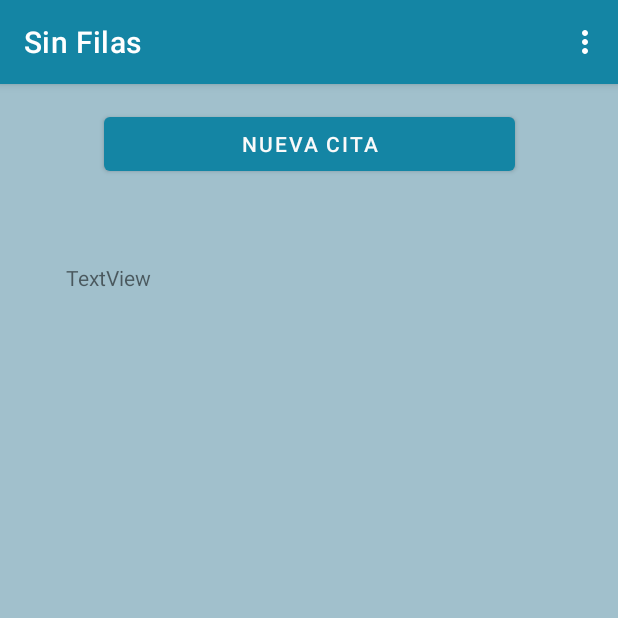
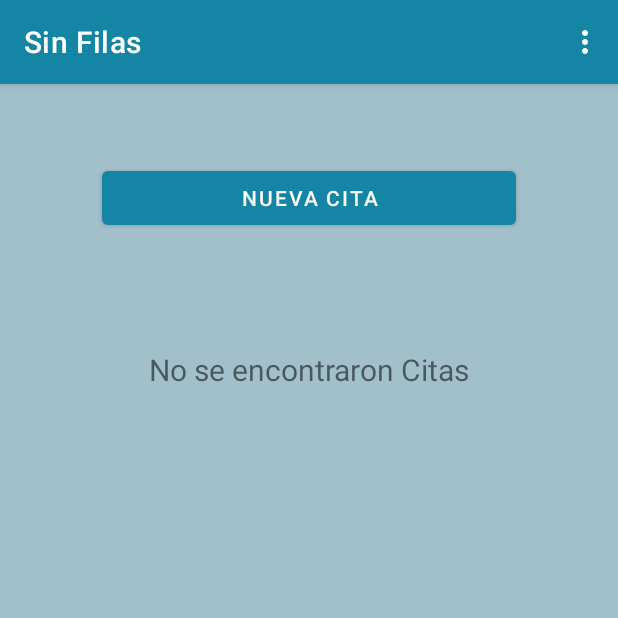
Before and after one commit to ElianaCepeda/SinFilas, an Android app: the miscitas screen opened directly, with no data from a screen before it, on a phone screen of 412 x 824 dp, the top half of it. Run offline under Robolectric (Android 15) with nearby library versions, the phone set to English and light mode, and no system bars.

Commit message:
mis citas
corresccion text view

```diff
--- a/app/src/main/java/com/example/sinfilas/UbicacionBanco.java
+++ b/app/src/main/java/com/example/sinfilas/UbicacionBanco.java
@@ -78,7 +78,7 @@ public class UbicacionBanco extends AppCompatActivity implements OnMapReadyCallb
 
         if (ActivityCompat.checkSelfPermission(this, Manifest.permission.ACCESS_FINE_LOCATION) != PackageManager.PERMISSION_GRANTED &&
                 ActivityCompat.checkSelfPermission(this, Manifest.permission.ACCESS_COARSE_LOCATION) != PackageManager.PERMISSION_GRANTED) {
-            return;
+            ActivityCompat.requestPermissions(this, new String[]{Manifest.permission.ACCESS_FINE_LOCATION}, 1000);
         }
         mMap.setMyLocationEnabled(true);
 
--- a/app/src/main/res/layout/activity_miscitas.xml
+++ b/app/src/main/res/layout/activity_miscitas.xml
@@ -8,25 +8,29 @@
 
     <Button
         android:id="@+id/button2"
-        android:layout_width="274dp"
+        android:layout_width="0dp"
         android:layout_height="wrap_content"
-        android:layout_marginTop="16dp"
+        android:layout_marginStart="68dp"
+        android:layout_marginTop="40dp"
+        android:layout_marginEnd="68dp"
         android:onClick="asignarcita"
         android:text="nueva cita"
+        app:layout_constraintBottom_toTopOf="@+id/tvmiscitasbienvenida"
         app:layout_constraintEnd_toEndOf="parent"
         app:layout_constraintStart_toStartOf="parent"
         app:layout_constraintTop_toTopOf="parent" />
 
     <TextView
         android:id="@+id/tvmiscitasbienvenida"
-        android:layout_width="wrap_content"
+        android:layout_width="match_parent"
         android:layout_height="wrap_content"
-        android:layout_marginTop="37dp"
-        android:layout_marginBottom="611dp"
-        android:text="TextView"
+        android:layout_marginTop="64dp"
+        android:layout_marginBottom="552dp"
+        android:text="No se encontraron Citas"
+        android:textAlignment="center"
+        android:textSize="20sp"
         app:layout_constraintBottom_toBottomOf="parent"
         app:layout_constraintEnd_toEndOf="parent"
-        app:layout_constraintHorizontal_bias="0.124"
-        app:layout_constraintStart_toStartOf="parent"
+        app:layout_constraintStart_toStartOf="@+id/button2"
         app:layout_constraintTop_toBottomOf="@+id/button2" />
 </androidx.constraintlayout.widget.ConstraintLayout>
```
